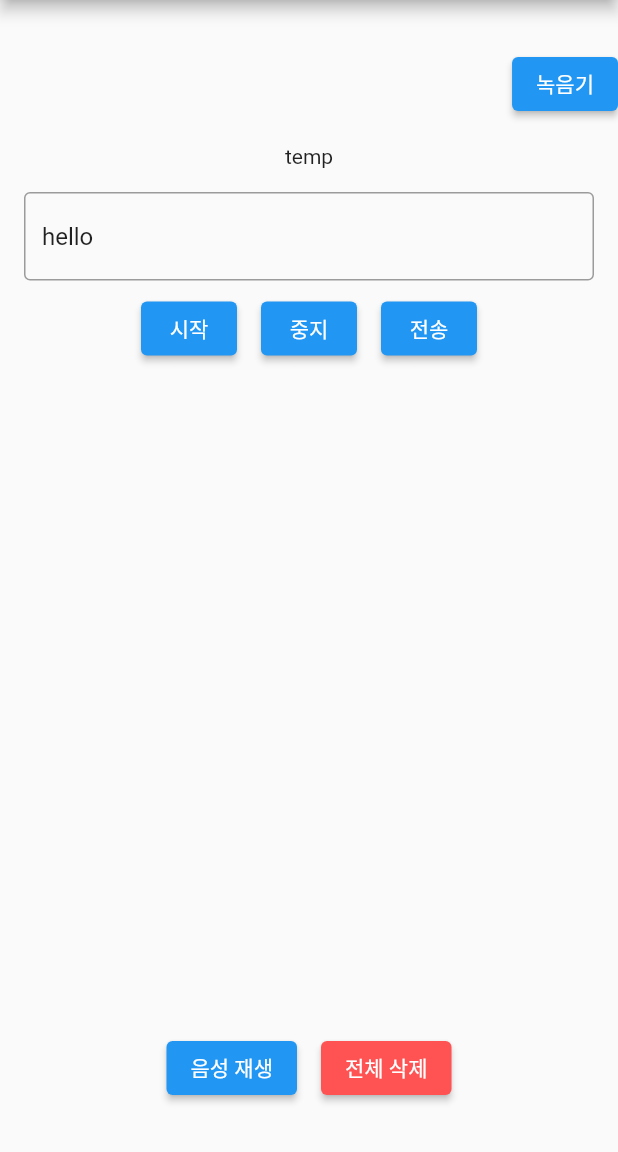
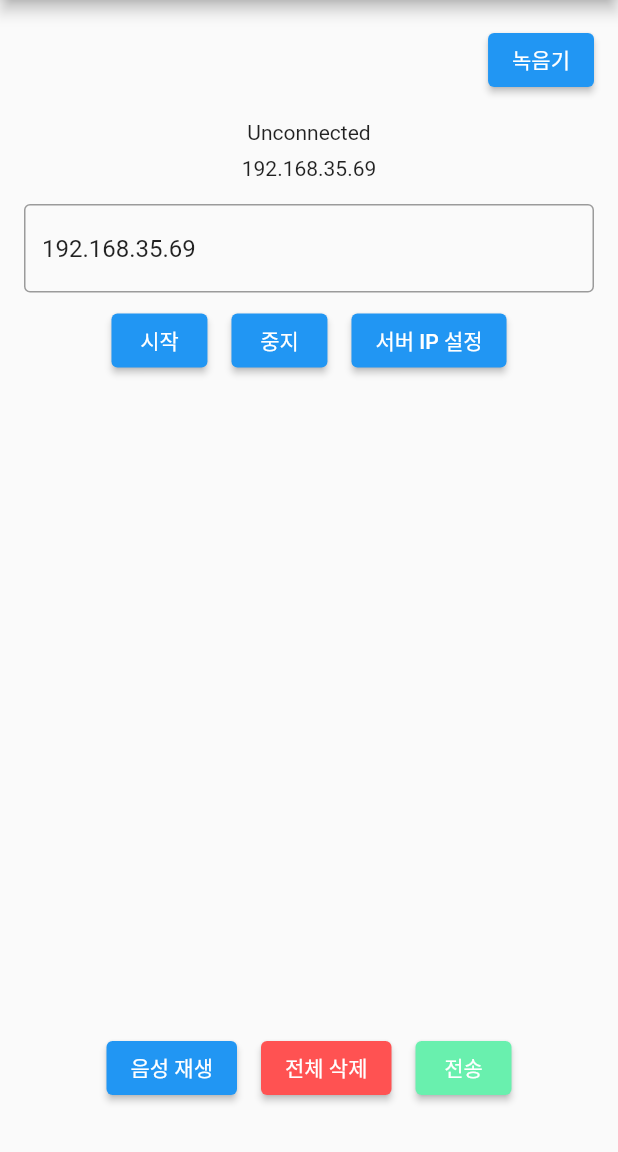
Before and after one commit to ThinkingDobby/TCP-Client-test-flutter, a Flutter app: the screen it shows after launch, after a tap on "전송", on a phone screen of 412 x 824 dp, the part 84-1236 px from its top. Run offline on Flutter 3.47's test engine with Material 2 defaults, Android fonts, the phone set to English and light mode, and no system bars; our stand-ins replace assets_audio_player, permission_handler; missing offline and left inert: flutter_sound.

Commit message:
UI 조정 및 IP주소 설정 추가

```diff
--- a/lib/recorder.dart
+++ b/lib/recorder.dart
@@ -47,11 +47,12 @@ class _RecorderState extends State<Recorder> {
       body: Column(
         crossAxisAlignment: CrossAxisAlignment.center,
         children: <Widget>[
-          const SizedBox(height: 32),
+          const SizedBox(height: 16),
           Row(
             mainAxisAlignment: MainAxisAlignment.end,
             children: <Widget> [
-              ElevatedButton(onPressed: () => Navigator.pop(context), child: const Text("메인"))
+              ElevatedButton(onPressed: () => Navigator.pop(context), child: const Text("메인")),
+              const SizedBox(width: 16)
             ],
           ),
           // 녹음 관련
--- a/lib/tcp_client.dart
+++ b/lib/tcp_client.dart
@@ -18,8 +18,9 @@ class TCPClient extends StatefulWidget {
 }
 
 class _TCPClientState extends State<TCPClient> {
-  String _receivedData = "temp";
-  final TextEditingController _fileNameController = TextEditingController(text: "hello");
+  String _state = "Unconnected";
+  final TextEditingController _IPAddrController = TextEditingController(text: "192.168.35.69");
+  late String _servIPAddr;
 
   late FileTransferTestClient _client;
 
@@ -31,6 +32,8 @@ class _TCPClientState extends State<TCPClient> {
 
   // 파일 로드, 삭제 위한 객체
   final _fl = FileLoader();
+
+  final String FIN_CODE = "Transfer Finished";
 
   @override
   void initState() {
@@ -46,7 +49,7 @@ class _TCPClientState extends State<TCPClient> {
       body: Column(
         crossAxisAlignment: CrossAxisAlignment.center,
         children: <Widget>[
-          const SizedBox(height: 32),
+          const SizedBox(height: 16),
           Row(
             mainAxisAlignment: MainAxisAlignment.end,
             children: <Widget> [
@@ -58,18 +61,21 @@ class _TCPClientState extends State<TCPClient> {
                 if (_fl.fileList.isNotEmpty) {
                   _fl.selectedFile = _fl.fileList[0];
                 }
-              }, child: const Text("녹음기"))
+              }, child: const Text("녹음기")),
+              const SizedBox(width: 16)
             ],
           ),
           const SizedBox(height: 16),
-          Text(_receivedData),
+          Text(_state),
+          const SizedBox(height: 8),
+          Text(_servIPAddr),
           const SizedBox(height: 16),
           Container(
             margin: const EdgeInsets.symmetric(horizontal: 16.0),
             child: TextFormField(
               keyboardType: TextInputType.text,
               decoration: const InputDecoration(border:OutlineInputBorder()),
-              controller: _fileNameController,
+              controller: _IPAddrController,
             )
           ),
           const SizedBox(height: 8),
@@ -80,7 +86,7 @@ class _TCPClientState extends State<TCPClient> {
               const SizedBox(width: 16),
               ElevatedButton(onPressed: _stopCon, child: const Text("중지")),
               const SizedBox(width: 16),
-              ElevatedButton(onPressed: _sendData, child: const Text("전송"))
+              ElevatedButton(onPressed: _setServIPAddr, child: const Text("서버 IP 설정"))
             ],
           ),
           const SizedBox(height: 32),
@@ -118,7 +124,7 @@ class _TCPClientState extends State<TCPClient> {
                       },
                       child: Text(_isPlaying ? "재생 중지" : "음성 재생"))),
               Container(
-                  padding: const EdgeInsets.fromLTRB(8, 0, 0, 32),
+                  padding: const EdgeInsets.fromLTRB(8, 0, 8, 32),
                   child: ElevatedButton(
                       onPressed: () async {
                         // 녹음한 파일 모두 삭제
@@ -129,7 +135,13 @@ class _TCPClientState extends State<TCPClient> {
                       },
                       style:
                       ElevatedButton.styleFrom(primary: Colors.redAccent),
-                      child: const Text("전체 삭제")))
+                      child: const Text("전체 삭제"))),
+              Container(
+                  padding: const EdgeInsets.fromLTRB(8, 0, 0, 32),
+                  child: ElevatedButton(
+                      onPressed: _sendData, style: ElevatedButton.styleFrom(primary: Colors.greenAccent),
+                      child: const Text("전송"))
+              )
             ],
           )
         ]
@@ -148,29 +160,47 @@ class _TCPClientState extends State<TCPClient> {
     if (_fl.fileList.isNotEmpty) {
       _fl.selectedFile = _fl.fileList[0];
     }
+
+    _servIPAddr = _IPAddrController.text;
+  }
+
+  void _setServIPAddr() {
+    String host = _IPAddrController.text;
+    _client.setServAddr(host, 10001);
+    setState((){
+      _servIPAddr = host;
+    });
   }
 
   void _startCon() async {
     await _client.sendRequest();
+    setState((){
+      _state = "Connected";
+    });
     _client.clntSocket.listen((List<int> event) {
       setState(() {
-        _receivedData = utf8.decode(event);
+        _state = utf8.decode(event);
+        if (_state == FIN_CODE) {
+          _client.clntSocket.done;
+        }
       });
     });
   }
 
   void _sendData() async {
-    String fileName = _fileNameController.text;
     try {
-      Uint8List data = await _fl.readFile("${_fl.storagePath}/$fileName");
+      Uint8List data = await _fl.readFile("${_fl.storagePath}/${_fl.selectedFile}");
       _client.sendFile(data);
     } on FileSystemException {
-      print("File not exists: $fileName");
+      print("File not exists: ${_fl.selectedFile}");
     }
   }
 
   void _stopCon() {
     _client.stopClnt();
+    setState((){
+      _state = "Disconnected";
+    });
   }
 
   RadioListTile _setListItemBuilder(BuildContext context, int i) {
--- a/lib/tcp_clients/basic_test_client.dart
+++ b/lib/tcp_clients/basic_test_client.dart
@@ -3,6 +3,7 @@ import 'dart:io';
 
 class BasicTestClient {
   String _host = "192.168.35.69";  // x1
+  // String _host = "192.168.26.33";  // x1 - hotspot
   // String _host = "192.168.35.25"; // mac
 
   int _port = 10001;
--- a/lib/tcp_clients/file_transfer_test_client.dart
+++ b/lib/tcp_clients/file_transfer_test_client.dart
@@ -7,5 +7,6 @@ class FileTransferTestClient extends BasicTestClient {
     // 파일 크기 먼저 전달
     clntSocket.write(data.length);
     clntSocket.add(data);
+    stopClnt();
   }
 }
```
